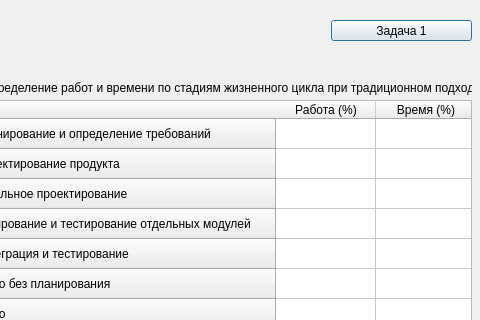
First picture: the form in lab6/lab6.ui, repository OverldAndrey/8sem_economics_of_software_engineering, before the edit; both pictures show x 789 to 1269 and y 0 to 320 of the 1269 by 576 pixel window.
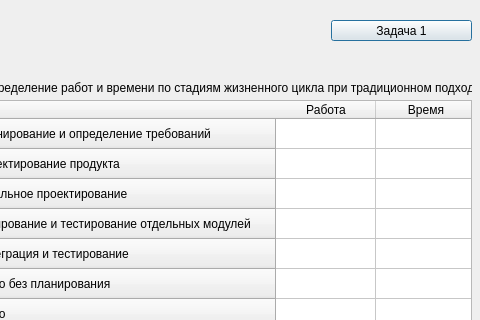
Second picture: the form after the edit.

Commit message: complete lab 6

Diff of the .ui file:
```diff
--- a/lab6/lab6.ui
+++ b/lab6/lab6.ui
@@ -1010,12 +1010,12 @@
    </row>
    <column>
     <property name="text">
-     <string>Работа (%)</string>
+     <string>Работа</string>
     </property>
    </column>
    <column>
     <property name="text">
-     <string>Время (%)</string>
+     <string>Время</string>
     </property>
    </column>
   </widget>
```
The commit also changes 2 other files.
